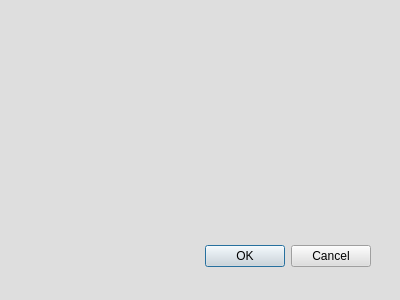
Old version of the form curs/project/beautySalon/schedule.ui in the repository KirillLyanoy/visualProgramming2.
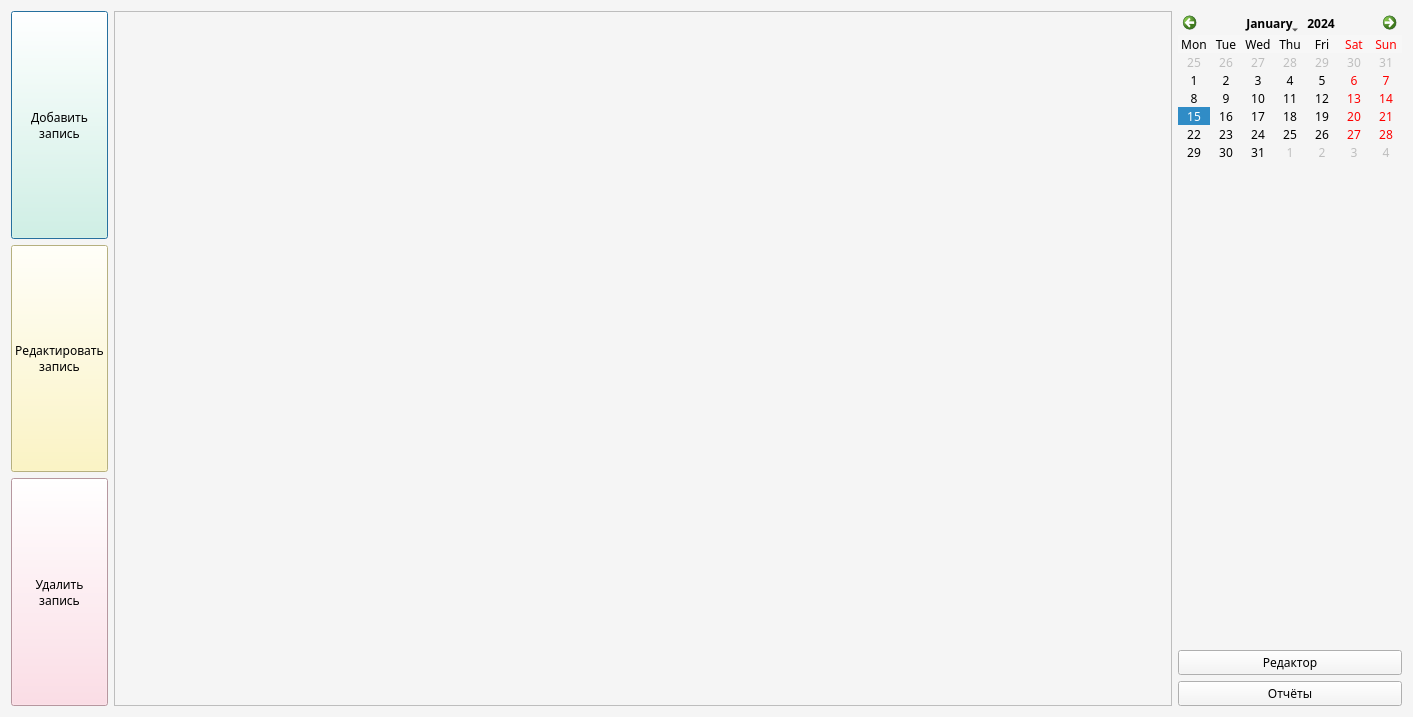
New version of the form.

Diff of the .ui file:
```diff
--- a/curs/project/beautySalon/schedule.ui
+++ b/curs/project/beautySalon/schedule.ui
@@ -6,32 +6,201 @@
    <rect>
     <x>0</x>
     <y>0</y>
-    <width>400</width>
-    <height>300</height>
+    <width>1413</width>
+    <height>717</height>
    </rect>
   </property>
+  <property name="sizePolicy">
+   <sizepolicy hsizetype="Preferred" vsizetype="Preferred">
+    <horstretch>0</horstretch>
+    <verstretch>0</verstretch>
+   </sizepolicy>
+  </property>
   <property name="windowTitle">
    <string>Dialog</string>
   </property>
   <property name="styleSheet">
-   <string notr="true">background-color: rgb(222, 222, 222)</string>
+   <string notr="true">background-color: rgb(245, 245, 245)</string>
   </property>
-  <widget class="QDialogButtonBox" name="buttonBox">
-   <property name="geometry">
-    <rect>
-     <x>30</x>
-     <y>240</y>
-     <width>341</width>
-     <height>32</height>
-    </rect>
-   </property>
-   <property name="orientation">
-    <enum>Qt::Horizontal</enum>
-   </property>
-   <property name="standardButtons">
-    <set>QDialogButtonBox::Cancel|QDialogButtonBox::Ok</set>
-   </property>
-  </widget>
+  <layout class="QHBoxLayout" name="horizontalLayout">
+   <item>
+    <layout class="QGridLayout" name="gridLayout">
+     <item row="1" column="0">
+      <widget class="QPushButton" name="addButton">
+       <property name="sizePolicy">
+        <sizepolicy hsizetype="Minimum" vsizetype="Expanding">
+         <horstretch>0</horstretch>
+         <verstretch>0</verstretch>
+        </sizepolicy>
+       </property>
+       <property name="font">
+        <font>
+         <family>Bahnschrift SemiLight</family>
+        </font>
+       </property>
+       <property name="styleSheet">
+        <string notr="true">background-color: rgb(217, 255, 229)</string>
+       </property>
+       <property name="text">
+        <string>Добавить
+запись</string>
+       </property>
+      </widget>
+     </item>
+     <item row="3" column="0">
+      <widget class="QPushButton" name="deleteButton">
+       <property name="sizePolicy">
+        <sizepolicy hsizetype="Minimum" vsizetype="Expanding">
+         <horstretch>0</horstretch>
+         <verstretch>0</verstretch>
+        </sizepolicy>
+       </property>
+       <property name="font">
+        <font>
+         <family>Bahnschrift SemiLight</family>
+        </font>
+       </property>
+       <property name="styleSheet">
+        <string notr="true">background-color: rgb(255, 211, 223)</string>
+       </property>
+       <property name="text">
+        <string>Удалить
+запись</string>
+       </property>
+      </widget>
+     </item>
+     <item row="2" column="0">
+      <widget class="QPushButton" name="editButton">
+       <property name="sizePolicy">
+        <sizepolicy hsizetype="Minimum" vsizetype="Expanding">
+         <horstretch>0</horstretch>
+         <verstretch>0</verstretch>
+        </sizepolicy>
+       </property>
+       <property name="font">
+        <font>
+         <family>Bahnschrift SemiLight</family>
+        </font>
+       </property>
+       <property name="styleSheet">
+        <string notr="true">background-color: rgb(255, 246, 178)</string>
+       </property>
+       <property name="text">
+        <string>Редактировать
+запись</string>
+       </property>
+      </widget>
+     </item>
+    </layout>
+   </item>
+   <item>
+    <widget class="QTableWidget" name="mainTableWidget">
+     <property name="editTriggers">
+      <set>QAbstractItemView::NoEditTriggers</set>
+     </property>
+     <property name="selectionMode">
+      <enum>QAbstractItemView::SingleSelection</enum>
+     </property>
+    </widget>
+   </item>
+   <item>
+    <layout class="QVBoxLayout" name="verticalLayout_2">
+     <item>
+      <widget class="QCalendarWidget" name="calendarWidget">
+       <property name="sizePolicy">
+        <sizepolicy hsizetype="Fixed" vsizetype="Fixed">
+         <horstretch>0</horstretch>
+         <verstretch>0</verstretch>
+        </sizepolicy>
+       </property>
+       <property name="font">
+        <font>
+         <family>Bahnschrift SemiLight</family>
+        </font>
+       </property>
+       <property name="styleSheet">
+        <string notr="true">
+
+QCalendarWidget QAbstractItemView {
+    spacing: 0px; 
+	background-color: rgb(245, 245, 245)
+}
+
+QCalendarWidget QHeaderView {
+    background-color: white; 
+    color: black;
+    font-weight: bold; 
+}
+
+QCalendarWidget::item {
+    background-color: transparent; 
+    border: none;
+	background-color: rgb(245, 245, 245)
+}
+
+QCalendarWidget QToolButton {
+    color: black; 
+    background-color: transparent;
+}
+</string>
+       </property>
+       <property name="verticalHeaderFormat">
+        <enum>QCalendarWidget::NoVerticalHeader</enum>
+       </property>
+      </widget>
+     </item>
+     <item>
+      <spacer name="verticalSpacer">
+       <property name="orientation">
+        <enum>Qt::Vertical</enum>
+       </property>
+       <property name="sizeHint" stdset="0">
+        <size>
+         <width>20</width>
+         <height>40</height>
+        </size>
+       </property>
+      </spacer>
+     </item>
+     <item>
+      <widget class="QPushButton" name="editorButton">
+       <property name="sizePolicy">
+        <sizepolicy hsizetype="Minimum" vsizetype="Maximum">
+         <horstretch>0</horstretch>
+         <verstretch>0</verstretch>
+        </sizepolicy>
+       </property>
+       <property name="font">
+        <font>
+         <family>Bahnschrift SemiLight</family>
+        </font>
+       </property>
+       <property name="text">
+        <string>Редактор</string>
+       </property>
+      </widget>
+     </item>
+     <item>
+      <widget class="QPushButton" name="reportsButton">
+       <property name="sizePolicy">
+        <sizepolicy hsizetype="Minimum" vsizetype="Maximum">
+         <horstretch>0</horstretch>
+         <verstretch>0</verstretch>
+        </sizepolicy>
+       </property>
+       <property name="font">
+        <font>
+         <family>Bahnschrift SemiLight</family>
+        </font>
+       </property>
+       <property name="text">
+        <string>Отчёты</string>
+       </property>
+      </widget>
+     </item>
+    </layout>
+   </item>
+  </layout>
  </widget>
  <resources/>
  <connections>
```
Left out of the diff: 35 changed lines with no effect on the pictures.
